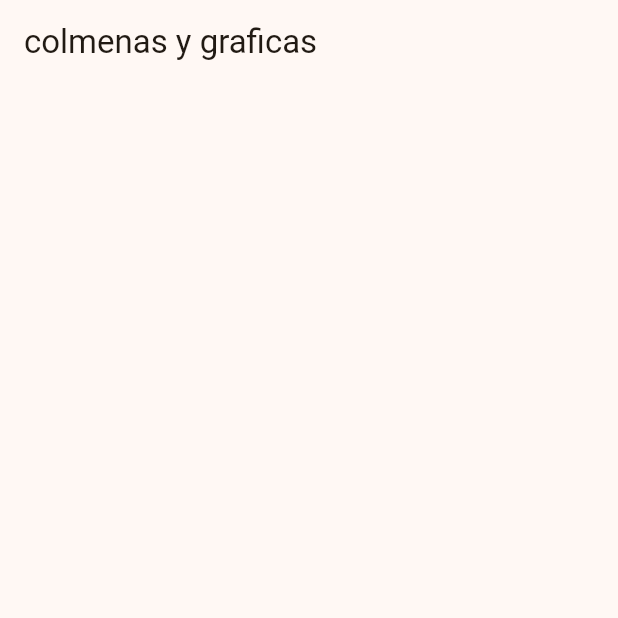
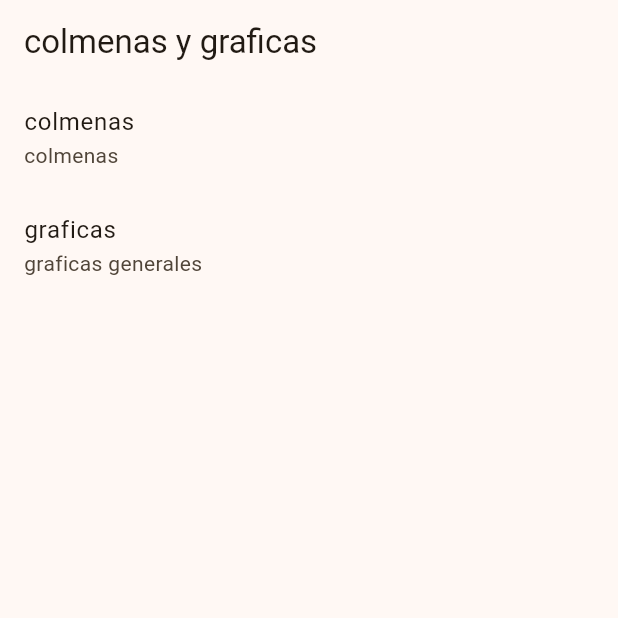
Before and after one commit to john-monsalve94/pruebasApisempabee, a Flutter app: the screen it shows after launch, on a phone screen of 412 x 824 dp, the top half of it. Run offline on Flutter 3.47's test engine with Material 3 defaults, Android fonts, the light colour scheme and no system bars.

Commit message:
se modico home con listBuilder

```diff
--- a/lib/presentation/screens/home/home_screen.dart
+++ b/lib/presentation/screens/home/home_screen.dart
@@ -1,3 +1,4 @@
+import 'package:empabee/menu/menu_items.dart';
 import 'package:flutter/material.dart';
 
 class HomeScreen extends StatelessWidget {
@@ -7,9 +8,29 @@ class HomeScreen extends StatelessWidget {
   Widget build(BuildContext context) {
     return Scaffold(
       appBar: AppBar(
-        title:const Text('colmenas y graficas'),
+        title: const Text('colmenas y graficas'),
         // centerTitle: true,
       ),
+      body: const _HomeView(),
     );
   }
 }
+
+class _HomeView extends StatelessWidget {
+  const _HomeView(
+      // { super.key,} no lo voy a usar por ser privado y unica referencia
+      );
+
+  @override
+  Widget build(BuildContext context) {
+    return ListView.builder(
+        itemCount: appMenuItems.length,
+        itemBuilder: (context, index) {
+          final menuItem = appMenuItems[index];
+          return ListTile(
+            title: Text(menuItem.title),
+            subtitle: Text(menuItem.subtitle),
+          );
+        });
+  }
+}
```
